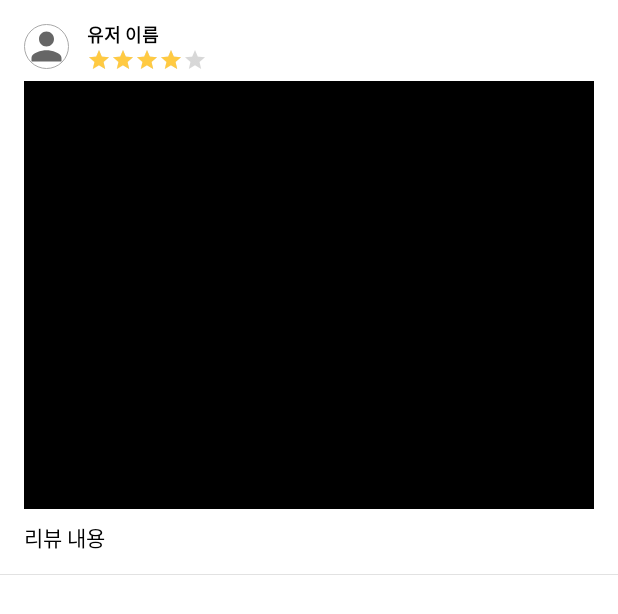
After one commit to Bepo0328/FoodDeliveryApp, an Android app: the layout viewholder_review.xml on its own in the app's theme, with its tools: preview values and no code run, on a phone screen of 412 x 824 dp. The commit adds this screen. Shown: the top 614 px of the screen. Run offline under Robolectric (Android 15) with nearby library versions, the phone set to English and light mode, and no system bars.

Commit message:
리뷰 화면 구성
# Mock 데이터를 사용
# 리뷰 화면을 만듦
# 데이터를 가지고 리스트를 구현

```diff
--- a/app/src/main/java/kr/co/bepo/fooddeliveryapp/domain/model/CellType.kt
+++ b/app/src/main/java/kr/co/bepo/fooddeliveryapp/domain/model/CellType.kt
@@ -3,5 +3,6 @@ package kr.co.bepo.fooddeliveryapp.domain.model
 enum class CellType {
     EMPTY_CELL,
     RESTAURANT_CELL,
-    FOOD_CELL
+    FOOD_CELL,
+    REVIEW_CELL
 }
--- /dev/null
+++ b/app/src/main/res/drawable-v24/bg_oval_gray.xml
@@ -0,0 +1,9 @@
+<?xml version="1.0" encoding="utf-8"?>
+<shape xmlns:android="http://schemas.android.com/apk/res/android"
+    android:shape="oval">
+
+    <stroke
+        android:width="0.5dp"
+        android:color="@color/gray_168" />
+    <solid android:color="@color/white" />
+</shape>
--- /dev/null
+++ b/app/src/main/res/drawable/ic_person.xml
@@ -0,0 +1,10 @@
+<vector xmlns:android="http://schemas.android.com/apk/res/android"
+    android:width="24dp"
+    android:height="24dp"
+    android:viewportWidth="24"
+    android:viewportHeight="24"
+    android:tint="?attr/colorControlNormal">
+  <path
+      android:fillColor="@android:color/white"
+      android:pathData="M12,12c2.21,0 4,-1.79 4,-4s-1.79,-4 -4,-4 -4,1.79 -4,4 1.79,4 4,4zM12,14c-2.67,0 -8,1.34 -8,4v2h16v-2c0,-2.66 -5.33,-4 -8,-4z"/>
+</vector>
--- /dev/null
+++ b/app/src/main/res/layout/viewholder_review.xml
@@ -0,0 +1,85 @@
+<?xml version="1.0" encoding="utf-8"?>
+<androidx.constraintlayout.widget.ConstraintLayout xmlns:android="http://schemas.android.com/apk/res/android"
+    xmlns:app="http://schemas.android.com/apk/res-auto"
+    xmlns:tools="http://schemas.android.com/tools"
+    android:layout_width="match_parent"
+    android:layout_height="wrap_content"
+    android:background="?attr/selectableItemBackground"
+    android:clickable="true"
+    android:focusable="true">
+
+    <ImageView
+        android:id="@+id/reviewUserImageView"
+        android:layout_width="30dp"
+        android:layout_height="30dp"
+        android:layout_marginStart="16dp"
+        android:layout_marginTop="16dp"
+        android:background="@drawable/bg_oval_gray"
+        android:contentDescription="@string/no_image_found"
+        android:src="@drawable/ic_person"
+        app:layout_constraintStart_toStartOf="parent"
+        app:layout_constraintTop_toTopOf="parent" />
+
+    <TextView
+        android:id="@+id/reviewUserTextView"
+        android:layout_width="wrap_content"
+        android:layout_height="wrap_content"
+        android:layout_marginStart="12dp"
+        android:textColor="@color/black"
+        android:textSize="12sp"
+        android:textStyle="bold"
+        app:layout_constraintBottom_toTopOf="@id/ratingBar"
+        app:layout_constraintStart_toEndOf="@id/reviewUserImageView"
+        app:layout_constraintTop_toTopOf="@id/reviewUserImageView"
+        tools:text="유저 이름" />
+
+    <RatingBar
+        android:id="@+id/ratingBar"
+        style="?attr/ratingBarStyleSmall"
+        android:layout_width="wrap_content"
+        android:layout_height="wrap_content"
+        android:isIndicator="true"
+        android:progressTint="@color/orange_yellow"
+        app:layout_constraintBottom_toBottomOf="@id/reviewUserImageView"
+        app:layout_constraintStart_toStartOf="@id/reviewUserTextView"
+        app:layout_constraintTop_toBottomOf="@id/reviewUserTextView"
+        tools:rating="4" />
+
+    <ImageView
+        android:id="@+id/reviewThumbnailImageView"
+        android:layout_width="0dp"
+        android:layout_height="0dp"
+        android:layout_marginHorizontal="16dp"
+        android:layout_marginTop="8dp"
+        android:contentDescription="@string/no_image_found"
+        app:layout_constraintBottom_toTopOf="@id/reviewTextView"
+        app:layout_constraintDimensionRatio="w, 4:3"
+        app:layout_constraintEnd_toEndOf="parent"
+        app:layout_constraintStart_toStartOf="parent"
+        app:layout_constraintTop_toBottomOf="@id/reviewUserImageView"
+        tools:background="@color/black" />
+
+    <TextView
+        android:id="@+id/reviewTextView"
+        android:layout_width="0dp"
+        android:layout_height="wrap_content"
+        android:layout_marginHorizontal="16dp"
+        android:layout_marginTop="8dp"
+        android:textColor="@color/black"
+        android:textSize="14sp"
+        app:layout_constraintEnd_toEndOf="parent"
+        app:layout_constraintStart_toStartOf="parent"
+        app:layout_constraintTop_toBottomOf="@id/reviewThumbnailImageView"
+        tools:text="리뷰 내용" />
+
+    <View
+        android:layout_width="0dp"
+        android:layout_height="0.5dp"
+        android:layout_marginTop="14dp"
+        android:background="@color/gray_226"
+        app:layout_constraintBottom_toBottomOf="parent"
+        app:layout_constraintEnd_toEndOf="parent"
+        app:layout_constraintStart_toStartOf="parent"
+        app:layout_constraintTop_toBottomOf="@id/reviewTextView" />
+
+</androidx.constraintlayout.widget.ConstraintLayout>
```
Also changed, not shown: app/src/main/java/kr/co/bepo/fooddeliveryapp/data/entity/RestaurantReviewEntity.kt (added, +11 -0 lines), app/src/main/java/kr/co/bepo/fooddeliveryapp/data/repository/restaurant/review/DefaultRestaurantReviewRepository.kt (added, +22 -0 lines), app/src/main/java/kr/co/bepo/fooddeliveryapp/data/repository/restaurant/review/RestaurantReviewRepository.kt (added, +8 -0 lines), app/src/main/java/kr/co/bepo/fooddeliveryapp/di/appModule.kt (+6 -3 lines), app/src/main/java/kr/co/bepo/fooddeliveryapp/domain/model/restaurant/review/ReviewModel.kt (added, +14 -0 lines), app/src/main/java/kr/co/bepo/fooddeliveryapp/presentation/home/restaurant/detail/RestaurantDetailActivity.kt (+7 -2 lines), app/src/main/java/kr/co/bepo/fooddeliveryapp/presentation/home/restaurant/detail/review/RestaurantReviewListFragment.kt (+40 -7 lines), app/src/main/java/kr/co/bepo/fooddeliveryapp/presentation/home/restaurant/detail/review/RestaurantReviewListViewModel.kt (+28 -1 lines), app/src/main/java/kr/co/bepo/fooddeliveryapp/presentation/home/restaurant/detail/review/RestaurantReviewState.kt (added, +14 -0 lines), app/src/main/java/kr/co/bepo/fooddeliveryapp/utility/mapper/ModelViewHolderMapper.kt (+7 -0 lines), app/src/main/java/kr/co/bepo/fooddeliveryapp/widget/adapter/viewholder/restaurant/review/ReviewViewHolder.kt (added, +43 -0 lines).
